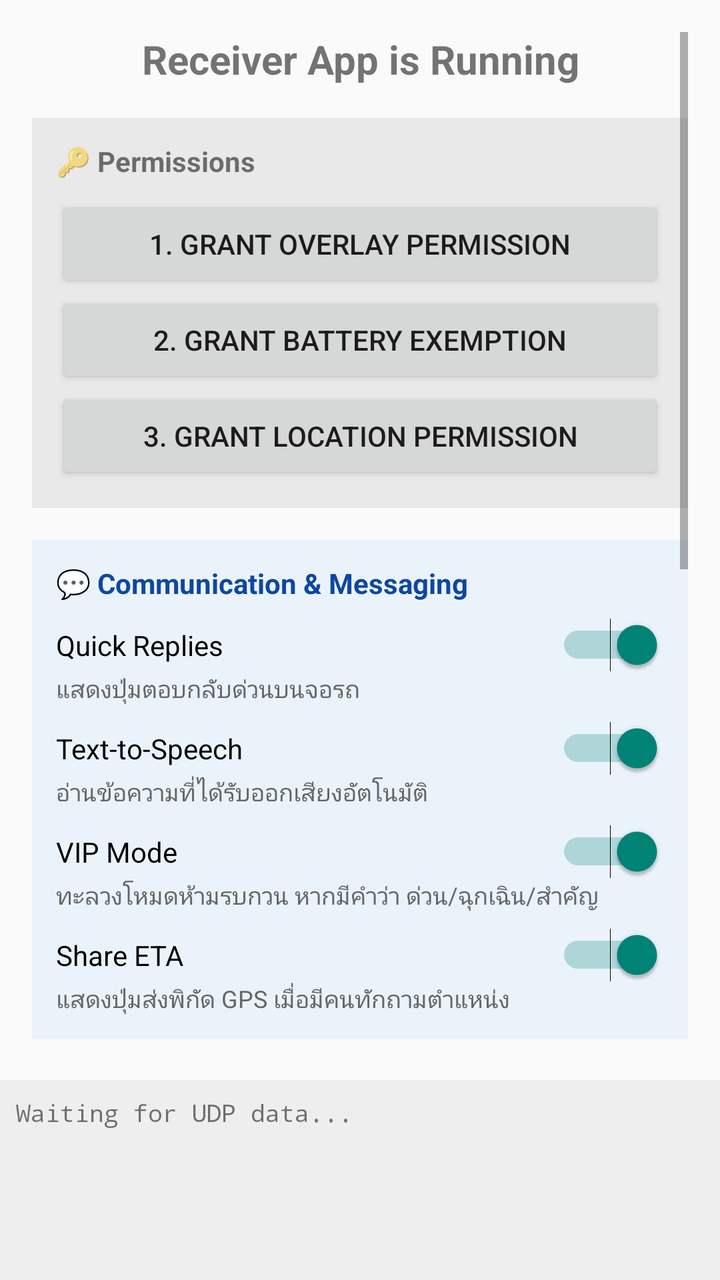
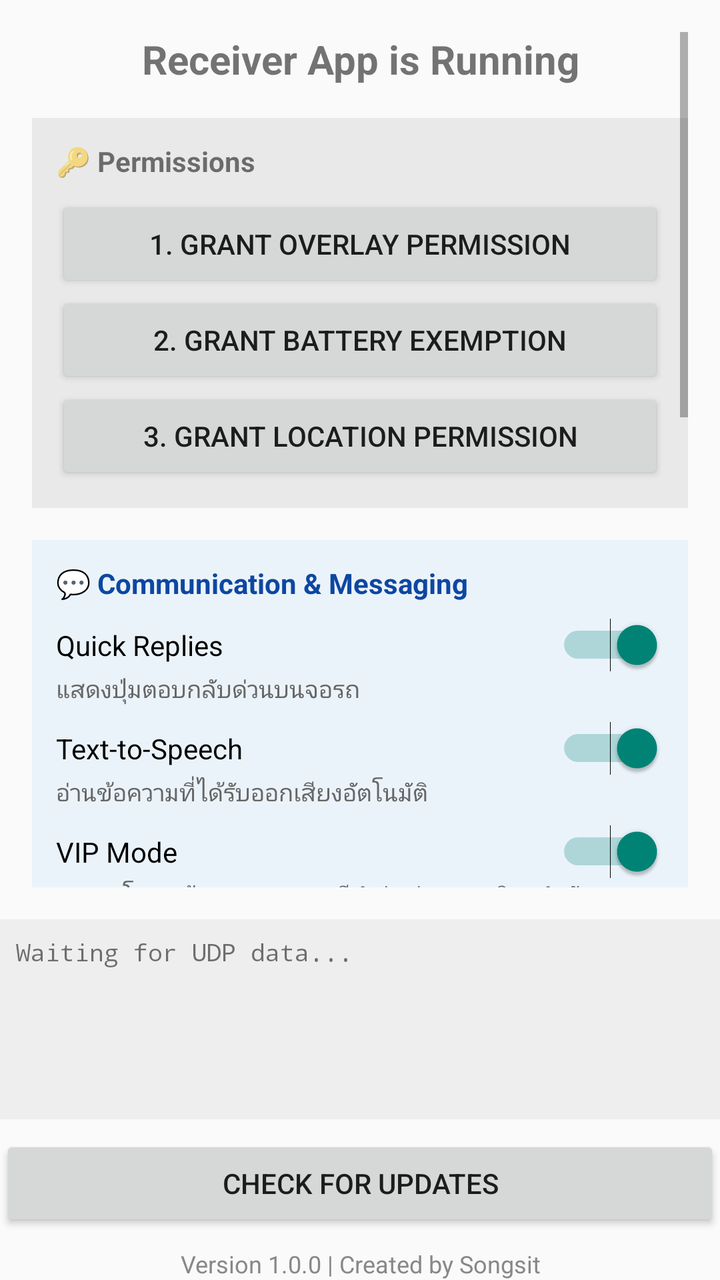

Before-and-after screenshots of an Android layout around one commit, followed by the original layout XML and the change that was made.
<!-- AndroidManifest.xml: application theme Theme.AppCompat.Light.DarkActionBar -->
<!-- res/layout/activity_main.xml -->
<?xml version="1.0" encoding="utf-8"?>
<LinearLayout xmlns:android="http://schemas.android.com/apk/res/android"
    android:layout_width="match_parent"
    android:layout_height="match_parent"
    android:orientation="vertical">

    <ScrollView
        android:layout_width="match_parent"
        android:layout_height="0dp"
        android:layout_weight="1"
        android:padding="16dp">

        <LinearLayout
            android:layout_width="match_parent"
            android:layout_height="wrap_content"
            android:orientation="vertical">

            <TextView
                android:layout_width="match_parent"
                android:layout_height="wrap_content"
                android:text="Receiver App is Running"
                android:gravity="center"
                android:textSize="20sp"
                android:textStyle="bold"
                android:layout_marginBottom="16dp" />

            
            <LinearLayout
                android:layout_width="match_parent"
                android:layout_height="wrap_content"
                android:orientation="vertical"
                android:background="#11000000"
                android:padding="12dp"
                android:layout_marginBottom="16dp">
                <TextView android:layout_width="wrap_content" android:layout_height="wrap_content" android:text="🔑 Permissions" android:textStyle="bold" android:layout_marginBottom="8dp"/>
                <Button android:id="@+id/btnRequestOverlay" android:layout_width="match_parent" android:layout_height="wrap_content" android:text="1. Grant Overlay Permission" />
                <Button android:id="@+id/btnRequestBattery" android:layout_width="match_parent" android:layout_height="wrap_content" android:text="2. Grant Battery Exemption" />
                <Button android:id="@+id/btnRequestLocation" android:layout_width="match_parent" android:layout_height="wrap_content" android:text="3. Grant Location Permission" />
            </LinearLayout>

            
            <LinearLayout
                android:layout_width="match_parent"
                android:layout_height="wrap_content"
                android:orientation="vertical"
                android:background="#112196F3"
                android:padding="12dp"
                android:layout_marginBottom="16dp">
                
                <TextView android:layout_width="wrap_content" android:layout_height="wrap_content" android:text="💬 Communication &amp; Messaging" android:textStyle="bold" android:textColor="#0D47A1" android:layout_marginBottom="8dp"/>
                
                <Switch android:id="@+id/switchQuickReply" android:layout_width="match_parent" android:layout_height="wrap_content" android:text="Quick Replies" android:checked="true"/>
                <TextView android:layout_width="match_parent" android:layout_height="wrap_content" android:text="แสดงปุ่มตอบกลับด่วนบนจอรถ" android:textSize="12sp" android:textColor="#666666" android:layout_marginBottom="8dp"/>

                <Switch android:id="@+id/switchTTS" android:layout_width="match_parent" android:layout_height="wrap_content" android:text="Text-to-Speech" android:checked="true"/>
                <TextView android:layout_width="match_parent" android:layout_height="wrap_content" android:text="อ่านข้อความที่ได้รับออกเสียงอัตโนมัติ" android:textSize="12sp" android:textColor="#666666" android:layout_marginBottom="8dp"/>

                <Switch android:id="@+id/switchVIP" android:layout_width="match_parent" android:layout_height="wrap_content" android:text="VIP Mode" android:checked="true"/>
                <TextView android:layout_width="match_parent" android:layout_height="wrap_content" android:text="ทะลวงโหมดห้ามรบกวน หากมีคำว่า ด่วน/ฉุกเฉิน/สำคัญ" android:textSize="12sp" android:textColor="#666666" android:layout_marginBottom="8dp"/>

                <Switch android:id="@+id/switchETA" android:layout_width="match_parent" android:layout_height="wrap_content" android:text="Share ETA" android:checked="true"/>
                <TextView android:layout_width="match_parent" android:layout_height="wrap_content" android:text="แสดงปุ่มส่งพิกัด GPS เมื่อมีคนทักถามตำแหน่ง" android:textSize="12sp" android:textColor="#666666" />
            </LinearLayout>

            
            <LinearLayout
                android:layout_width="match_parent"
                android:layout_height="wrap_content"
                android:orientation="vertical"
                android:background="#11F44336"
                android:padding="12dp"
                android:layout_marginBottom="16dp">
                
                <TextView android:layout_width="wrap_content" android:layout_height="wrap_content" android:text="🛡️ Safety &amp; Health" android:textStyle="bold" android:textColor="#B71C1C" android:layout_marginBottom="8dp"/>
                
                <Switch android:id="@+id/switchFatigue" android:layout_width="match_parent" android:layout_height="wrap_content" android:text="Fatigue Alert" android:checked="true"/>
                <TextView android:layout_width="match_parent" android:layout_height="wrap_content" android:text="เตือนพักสายตาและหาปั๊มเมื่อขับรถครบ 2 ชั่วโมง" android:textSize="12sp" android:textColor="#666666" android:layout_marginBottom="8dp"/>

                <Switch android:id="@+id/switchSpeed" android:layout_width="match_parent" android:layout_height="wrap_content" android:text="Speed Limit Warning" android:checked="true"/>
                <TextView android:layout_width="match_parent" android:layout_height="wrap_content" android:text="กะพริบจอแดงเตือนเมื่อขับเร็วเกิน 120 กม./ชม." android:textSize="12sp" android:textColor="#666666" android:layout_marginBottom="8dp"/>

                <Switch android:id="@+id/switchDND" android:layout_width="match_parent" android:layout_height="wrap_content" android:text="Do Not Disturb" android:checked="false"/>
                <TextView android:layout_width="match_parent" android:layout_height="wrap_content" android:text="โหมดห้ามรบกวน (ปิดแจ้งเตือนทุกอย่างยกเว้น VIP)" android:textSize="12sp" android:textColor="#666666"/>
            </LinearLayout>

            
            <LinearLayout
                android:layout_width="match_parent"
                android:layout_height="wrap_content"
                android:orientation="vertical"
                android:background="#114CAF50"
                android:padding="12dp"
                android:layout_marginBottom="16dp">
                
                <TextView android:layout_width="wrap_content" android:layout_height="wrap_content" android:text="🎵 Media &amp; System" android:textStyle="bold" android:textColor="#1B5E20" android:layout_marginBottom="8dp"/>
                
                <Switch android:id="@+id/switchMedia" android:layout_width="match_parent" android:layout_height="wrap_content" android:text="Now Playing Overlay" android:checked="true"/>
                <TextView android:layout_width="match_parent" android:layout_height="wrap_content" android:text="แสดงเพลงที่กำลังเล่นและปุ่มควบคุม" android:textSize="12sp" android:textColor="#666666" android:layout_marginBottom="8dp"/>

                <Switch android:id="@+id/switchBattery" android:layout_width="match_parent" android:layout_height="wrap_content" android:text="Battery Alerts" android:checked="true"/>
                <TextView android:layout_width="match_parent" android:layout_height="wrap_content" android:text="แจ้งเตือนเมื่อแบตมือถือต่ำกว่า 20%" android:textSize="12sp" android:textColor="#666666" android:layout_marginBottom="8dp"/>

                <LinearLayout
                    android:layout_width="match_parent"
                    android:layout_height="wrap_content"
                    android:orientation="horizontal"
                    android:gravity="center_vertical"
                    android:layout_marginTop="4dp">
                    <TextView android:layout_width="wrap_content" android:layout_height="wrap_content" android:text="Theme:" android:textSize="16sp"/>
                    <Spinner android:id="@+id/spinnerTheme" android:layout_width="match_parent" android:layout_height="wrap_content" android:padding="8dp"/>
                </LinearLayout>
            </LinearLayout>

            <Button
                android:id="@+id/btnFindPhone"
                android:layout_width="match_parent"
                android:layout_height="wrap_content"
                android:layout_marginBottom="16dp"
                android:padding="16dp"
                android:backgroundTint="#F44336"
                android:textColor="#FFFFFF"
                android:textSize="18sp"
                android:text="🔍 ตามหามือถือ (ส่งเสียงร้อง)" />

        </LinearLayout>
    </ScrollView>

    <ScrollView
        android:layout_width="match_parent"
        android:layout_height="100dp"
        android:background="#EEEEEE"
        android:padding="8dp">
        <TextView
            android:id="@+id/tvLog"
            android:layout_width="match_parent"
            android:layout_height="wrap_content"
            android:text="Waiting for UDP data..."
            android:textSize="12sp"
            android:fontFamily="monospace"/>
    </ScrollView>
</LinearLayout>
<!-- resources referenced by this layout -->
<resources>

</resources>

<!-- the commit's change to res/layout/activity_main.xml (unified diff, before → after) -->
@@ -138,4 +138,22 @@
             android:textSize="12sp"
             android:fontFamily="monospace"/>
     </ScrollView>
+
+    <Button
+        android:id="@+id/btnCheckUpdate"
+        android:layout_width="match_parent"
+        android:layout_height="wrap_content"
+        android:layout_marginTop="8dp"
+        android:text="Check for Updates" />
+
+    <TextView
+        android:id="@+id/tvVersionInfo"
+        android:layout_width="match_parent"
+        android:layout_height="wrap_content"
+        android:layout_marginTop="8dp"
+        android:text="Version 1.0.0 | Created by Songsit"
+        android:textAlignment="center"
+        android:textSize="12sp"
+        android:textColor="#888888" />
+
 </LinearLayout>
